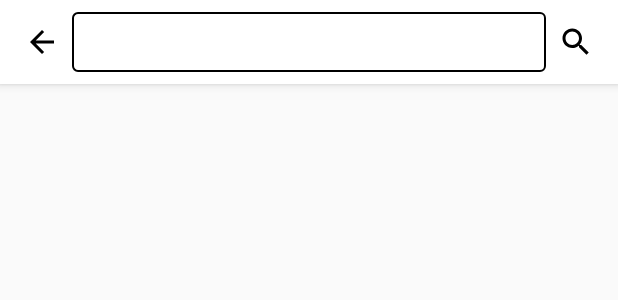
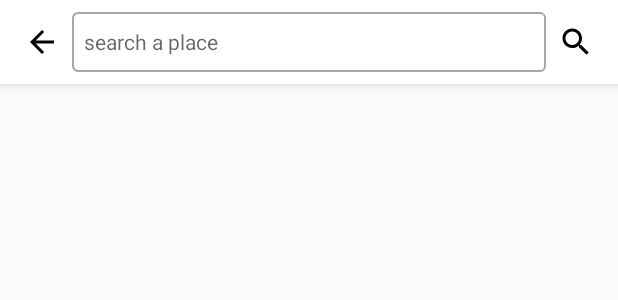
Before and after one commit to wzjing/MapFoo, an Android app: the layout fragment_address.xml on its own in the app's theme, with its tools: preview values and no code run, on a phone screen of 412 x 824 dp. Shown: the top 300 px of the screen. Run offline under Robolectric (Android 15) with nearby library versions, the phone set to English and light mode, and no system bars.

Commit message:
address update

```diff
--- a/app/build.gradle
+++ b/app/build.gradle
@@ -23,7 +23,7 @@ android {
     buildToolsVersion '28.0.2'
     defaultConfig {
         applicationId "com.infinitytech.mapfoo"
-        minSdkVersion 16
+        minSdkVersion 21
         targetSdkVersion 28
         versionCode 1
         versionName "1.0"
--- a/app/src/main/AndroidManifest.xml
+++ b/app/src/main/AndroidManifest.xml
@@ -1,5 +1,6 @@
 <?xml version="1.0" encoding="utf-8"?>
 <manifest xmlns:android="http://schemas.android.com/apk/res/android"
+    xmlns:tools="http://schemas.android.com/tools"
     package="com.infinitytech.mapfoo">
 
     <!--用于进行网络定位-->
@@ -25,12 +26,12 @@
     <uses-permission android:name="android.permission.BLUETOOTH_ADMIN" />
 
     <application
-        android:allowBackup="true"
         android:icon="@mipmap/ic_launcher"
         android:label="@string/app_name"
         android:roundIcon="@mipmap/ic_launcher_round"
         android:supportsRtl="true"
-        android:theme="@style/AppTheme">
+        android:theme="@style/AppTheme"
+        tools:ignore="AllowBackup,GoogleAppIndexingWarning">
         <activity
             android:name=".MainActivity"
             android:hardwareAccelerated="true"
--- a/app/src/main/java/com/infinitytech/mapfoo/items/MapFragment.kt
+++ b/app/src/main/java/com/infinitytech/mapfoo/items/MapFragment.kt
@@ -14,19 +14,19 @@ import com.amap.api.maps.AMap
 import com.amap.api.maps.CameraUpdateFactory
 import com.amap.api.maps.CustomRenderer
 import com.amap.api.maps.model.*
-import com.infinitytech.mapfoo.*
+import com.infinitytech.mapfoo.BaseFragment
+import com.infinitytech.mapfoo.R
 import com.infinitytech.mapfoo.utils.TriangleLib
 import com.infinitytech.mapfoo.utils.d
 import com.infinitytech.mapfoo.utils.i
 import kotlinx.android.synthetic.main.fragment_map.*
-import me.yokeyword.fragmentation_swipeback.SwipeBackFragment
 import org.jetbrains.anko.doAsync
 import pl.droidsonroids.gif.GifDrawable
 import java.util.*
 import javax.microedition.khronos.egl.EGLConfig
 import javax.microedition.khronos.opengles.GL10
 
-class MapFragment : SwipeBackFragment() {
+class MapFragment : BaseFragment() {
 
 
     private lateinit var marker: Marker
--- a/app/src/main/java/com/infinitytech/mapfoo/utils/extensions.kt
+++ b/app/src/main/java/com/infinitytech/mapfoo/utils/extensions.kt
@@ -3,7 +3,7 @@
 package com.infinitytech.mapfoo.utils
 
 import android.app.Activity
-import android.support.transition.Transition
+import android.transition.Transition
 import android.support.v4.app.Fragment
 import android.util.Log
 
--- a/app/src/main/res/drawable/bg_edit_text.xml
+++ b/app/src/main/res/drawable/bg_edit_text.xml
@@ -3,15 +3,15 @@
 
     <item android:state_focused="false">
         <shape android:shape="rectangle">
-            <stroke android:width="1dp" android:color="@color/colorStroke"/>
+            <stroke android:width="1dp" android:color="@color/colorStroke" />
             <corners android:radius="3dp" />
         </shape>
     </item>
 
     <item android:state_focused="true">
         <shape android:shape="rectangle">
-            <stroke android:width="1dp" android:color="@color/colorStrokeFocused"/>
-            <corners android:radius="3dp" />
+            <stroke android:width="1dp" android:color="@color/colorStrokeFocused" />
+            <corners android:radius="1dp" />
         </shape>
     </item>
 
--- a/app/src/main/res/layout/fragment_location_selector.xml
+++ b/app/src/main/res/layout/fragment_address.xml
@@ -2,7 +2,10 @@
 <android.support.constraint.ConstraintLayout xmlns:android="http://schemas.android.com/apk/res/android"
     xmlns:app="http://schemas.android.com/apk/res-auto"
     android:layout_width="match_parent"
-    android:layout_height="match_parent">
+    android:layout_height="match_parent"
+    android:clickable="true"
+    android:focusable="true"
+    android:focusableInTouchMode="true">
 
     <android.support.design.widget.AppBarLayout
         android:layout_width="0dp"
--- a/app/src/main/res/layout/search_bar_normal.xml
+++ b/app/src/main/res/layout/search_bar_normal.xml
@@ -5,14 +5,13 @@
     android:id="@+id/searchBar"
     android:layout_width="match_parent"
     android:layout_height="match_parent"
-    tools:showIn="@layout/fragment_location_selector">
+    tools:showIn="@layout/fragment_address">
 
     <ImageButton
         android:id="@+id/backBtn"
         android:layout_width="wrap_content"
         android:layout_height="wrap_content"
         android:layout_marginStart="16dp"
-        android:layout_marginLeft="16dp"
         android:layout_marginTop="8dp"
         android:layout_marginBottom="8dp"
         android:background="@null"
@@ -26,18 +25,21 @@
         android:layout_width="0dp"
         android:layout_height="0dp"
         android:layout_marginStart="8dp"
+        android:gravity="start|center_vertical"
         android:layout_marginLeft="8dp"
         android:layout_marginTop="8dp"
         android:layout_marginEnd="8dp"
         android:layout_marginRight="8dp"
         android:layout_marginBottom="8dp"
         android:background="@drawable/bg_edit_text"
+        android:cursorVisible="false"
+        android:elevation="4dp"
+        android:hint="search a place"
+        android:imeOptions="actionSearch"
+        android:inputType="text"
         android:paddingStart="8dp"
         android:paddingTop="4dp"
         android:paddingEnd="8dp"
-        android:cursorVisible="false"
-        android:inputType="text"
-        android:imeOptions="actionSearch"
         android:paddingBottom="4dp"
         android:textSize="14sp"
         app:layout_constraintBottom_toBottomOf="parent"
@@ -46,11 +48,23 @@
         app:layout_constraintTop_toTopOf="parent" />
 
     <ImageButton
+        android:id="@+id/cancelBtn"
+        android:layout_width="wrap_content"
+        android:layout_height="wrap_content"
+        android:layout_marginEnd="16dp"
+        android:background="@null"
+        android:src="@drawable/ic_twotone_cancel_24px"
+        android:visibility="gone"
+        app:layout_constraintBottom_toBottomOf="@id/addressEtv"
+        app:layout_constraintEnd_toEndOf="@id/addressEtv"
+        app:layout_constraintTop_toTopOf="@id/addressEtv"
+        app:layout_constraintVertical_bias="0.5" />
+
+    <ImageButton
         android:id="@+id/searchBtn"
         android:layout_width="wrap_content"
         android:layout_height="wrap_content"
         android:layout_marginEnd="16dp"
-        android:layout_marginRight="16dp"
         android:background="@null"
         android:src="@drawable/ic_twotone_search_24px"
         app:layout_constraintBottom_toBottomOf="parent"
--- a/app/src/main/res/values/colors.xml
+++ b/app/src/main/res/values/colors.xml
@@ -4,6 +4,6 @@
     <color name="colorPrimaryDark">#007c71</color>
     <color name="colorAccent">#009688</color>
 
-    <color name="colorStroke">#989898</color>
-    <color name="colorStrokeFocused">#000000</color>
+    <color name="colorStroke">#a6a6a6</color>
+    <color name="colorStrokeFocused">#e7e7e7</color>
 </resources>
```
Also changed, not shown: app/src/main/java/com/infinitytech/mapfoo/BaseActivity.kt (added, +24 -0 lines), app/src/main/java/com/infinitytech/mapfoo/BaseFragment.kt (added, +7 -0 lines), app/src/main/java/com/infinitytech/mapfoo/MainActivity.kt (+4 -17 lines), app/src/main/java/com/infinitytech/mapfoo/items/AddressFragment.kt (renamed from app/src/main/java/com/infinitytech/mapfoo/items/LocationSelectorFragment.kt, +17 -20 lines), app/src/main/res/layout/search_bar_focused.xml (+14 -3 lines).
